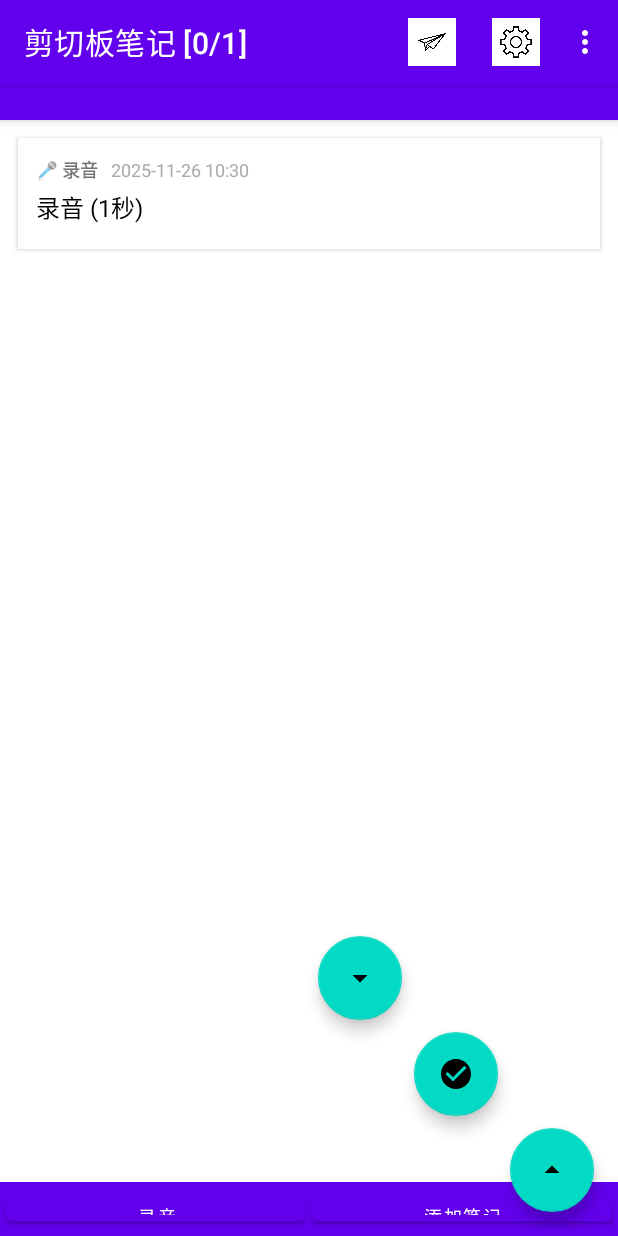
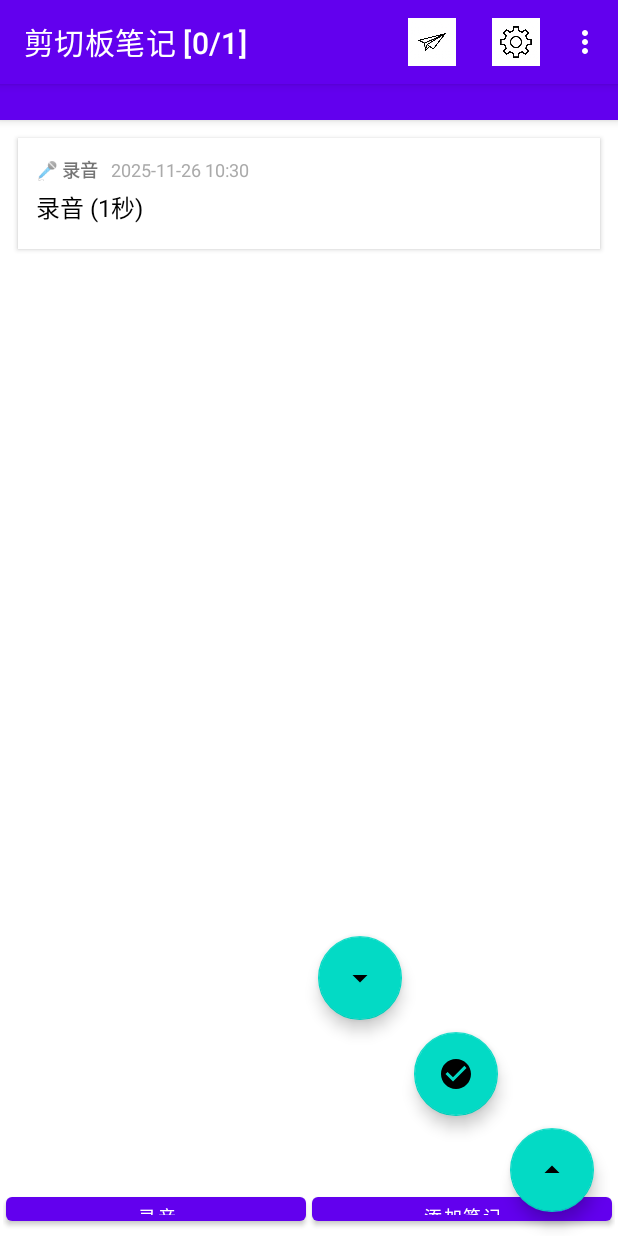
Before and after one commit to wmuuuue/ag, an Android app: the screen it shows after launch (MainActivity), after a tap on "录音中", on a phone screen of 412 x 824 dp. Run offline under Robolectric (Android 15) with nearby library versions, the phone set to English and light mode, and no system bars; our stand-ins replace Room's generated code; 1 other tap on this screen came first.

Commit message:
Update activity_main.xml

```diff
--- a/app/src/main/res/layout/activity_main.xml
+++ b/app/src/main/res/layout/activity_main.xml
@@ -38,8 +38,7 @@
             android:layout_width="match_parent"
             android:layout_height="36dp"
             android:orientation="horizontal"
-            android:padding="2dp"
-            android:background="?attr/colorPrimary">
+            android:padding="2dp">
 
             <Button
                 android:id="@+id/fabRecord"
```
